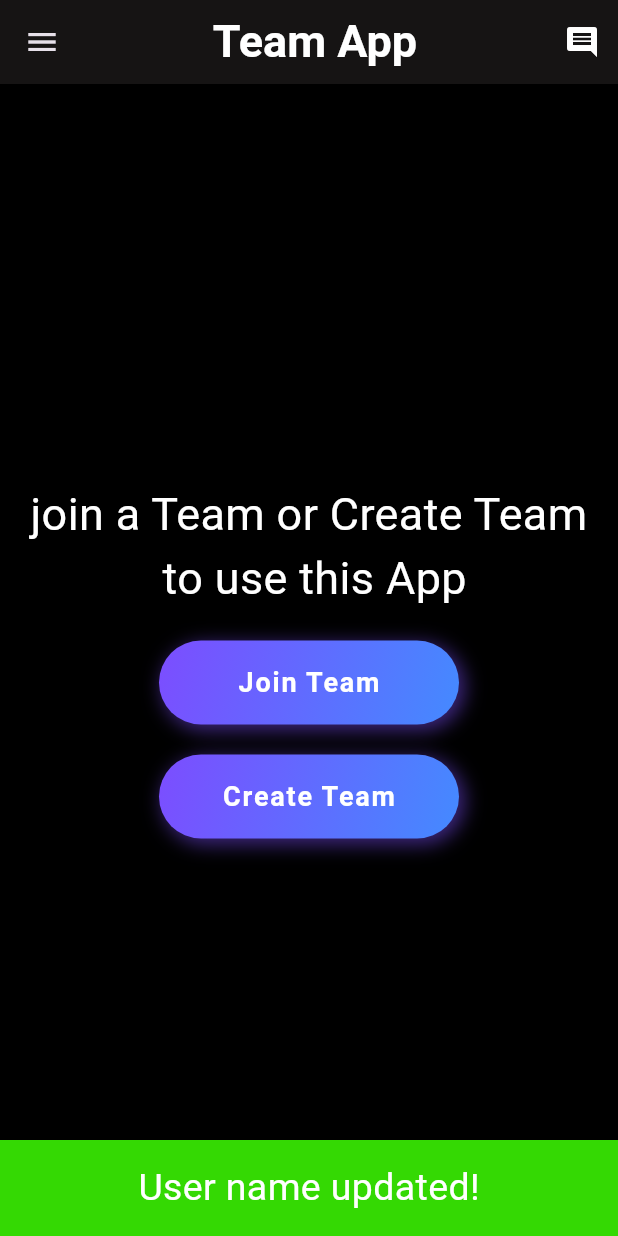
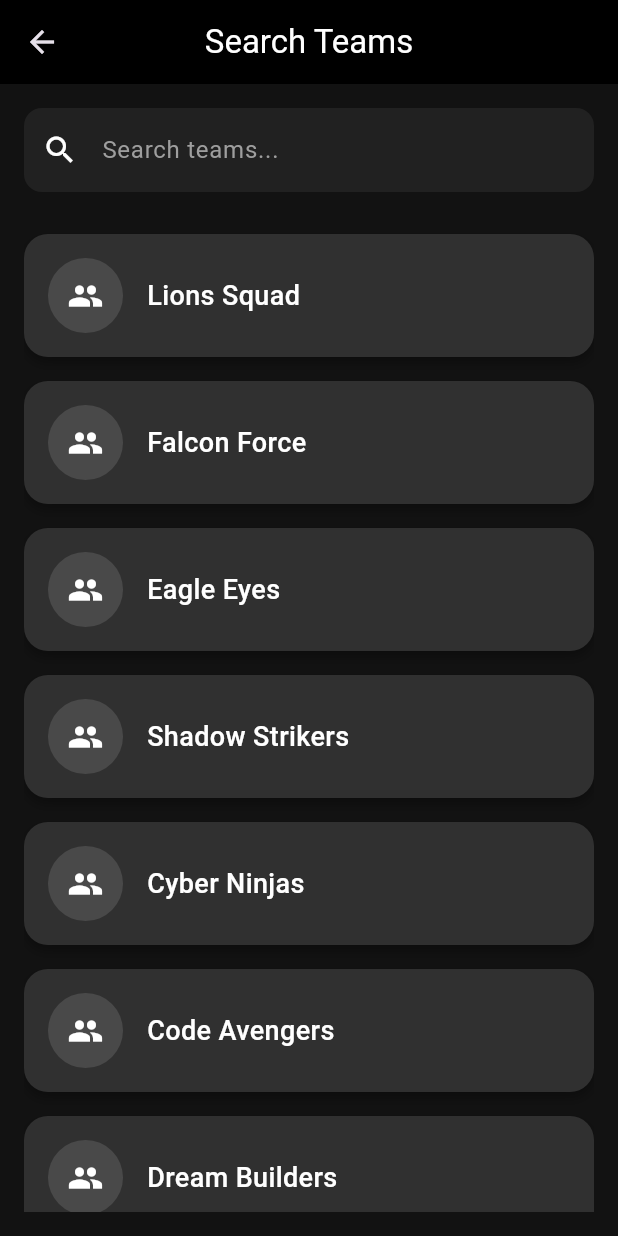
Before and after one commit to mohmeadtke/team_App, a Flutter app: the Testpage screen opened by its route, after a tap on "Join Team", on a phone screen of 412 x 824 dp. Run offline on Flutter 3.47's test engine with Material 3 defaults, Android fonts, the phone set to English and light mode, and no system bars; our stand-ins replace bloc, cloud_firestore, dartz, firebase_auth, firebase_core, firebase_storage and 6 more; accounts and stored records are empty.

Commit message:
working on serch page

```diff
--- a/lib/Features/Create Team/Domain/Entity/team_entity.dart
+++ b/lib/Features/Create Team/Domain/Entity/team_entity.dart
@@ -1,16 +1,10 @@
 import 'dart:io';
 
 class TeamEntity {
-  final String ownerid;
-  final String owner;
   final File image;
   final String teamName;
   final String passWord;
 
   TeamEntity(
-      {required this.owner,
-      required this.ownerid,
-      required this.image,
-      required this.teamName,
-      required this.passWord});
+      {required this.image, required this.teamName, required this.passWord});
 }
--- a/lib/Features/Create Team/data/DataSource/add_team_image.dart
+++ b/lib/Features/Create Team/data/DataSource/add_team_image.dart
@@ -3,10 +3,10 @@ import 'package:teamapp/Features/Create%20Team/Domain/Entity/team_entity.dart';
 
 class AddTeamImage {
   Future<String> uploadImage(TeamEntity teamentity) async {
-    final ownerid = teamentity.ownerid.toString();
+    final ownerid = teamentity.teamName.toString();
     // Reference to the storage location
     final storageRef =
-        FirebaseStorage.instance.ref().child('images/$ownerid/profile.jpg');
+        FirebaseStorage.instance.ref().child('Teamimages/$ownerid.jpg');
 
     // Upload the file
     final uploadTask = storageRef.putFile(teamentity.image);
--- a/lib/Features/Create Team/data/repoimpl/team_repo_impl.dart
+++ b/lib/Features/Create Team/data/repoimpl/team_repo_impl.dart
@@ -20,9 +20,9 @@ class TeamRepoImpl implements TeamRepo {
   Future<Either<Failure, Unit>> createTeam(TeamEntity team) async {
     if (await networkInfo.isConnected) {
       try {
-        final String imageUrle = await addTeamImage.uploadImage(team);
+        // final String imageUrle = await addTeamImage.uploadImage(team);
 
-        createTeamDataSource.createTeam(team, imageUrle);
+        createTeamDataSource.createTeam(team);
         return const Right(unit);
       } catch (e) {
         return Left(Failure.serverError(massge: e.toString()));
--- /dev/null
+++ b/lib/Features/join Team/Presentation/pages/test_page.dart
@@ -0,0 +1,126 @@
+import 'package:flutter/material.dart';
+
+class TeamSearchPage extends StatefulWidget {
+  const TeamSearchPage({super.key});
+
+  @override
+  State<TeamSearchPage> createState() => _TeamSearchPageState();
+}
+
+class _TeamSearchPageState extends State<TeamSearchPage> {
+  final TextEditingController _searchController = TextEditingController();
+  List<String> allTeams = [
+    "Lions Squad",
+    "Falcon Force",
+    "Eagle Eyes",
+    "Shadow Strikers",
+    "Cyber Ninjas",
+    "Code Avengers",
+    "Dream Builders",
+  ];
+  List<String> filteredTeams = [];
+
+  @override
+  void initState() {
+    super.initState();
+    filteredTeams = allTeams;
+  }
+
+  void _filterTeams(String query) {
+    final results = allTeams
+        .where((team) => team.toLowerCase().contains(query.toLowerCase()))
+        .toList();
+    setState(() {
+      filteredTeams = results;
+    });
+  }
+
+  @override
+  Widget build(BuildContext context) {
+    return Scaffold(
+      backgroundColor: const Color(0xFF121212),
+      appBar: AppBar(
+        backgroundColor: Colors.black,
+        title:
+            const Text('Search Teams', style: TextStyle(color: Colors.white)),
+        centerTitle: true,
+      ),
+      body: Padding(
+        padding: const EdgeInsets.all(16.0),
+        child: Column(
+          children: [
+            // 🔍 Search Bar
+            Container(
+              decoration: BoxDecoration(
+                color: Colors.grey[900],
+                borderRadius: BorderRadius.circular(12),
+              ),
+              child: TextField(
+                controller: _searchController,
+                onChanged: _filterTeams,
+                style: const TextStyle(color: Colors.white),
+                decoration: InputDecoration(
+                  hintText: 'Search teams...',
+                  hintStyle: TextStyle(color: Colors.grey[500]),
+                  prefixIcon: const Icon(Icons.search, color: Colors.white),
+                  border: InputBorder.none,
+                  contentPadding: const EdgeInsets.symmetric(vertical: 16),
+                ),
+              ),
+            ),
+            const SizedBox(height: 20),
+
+            // 📋 Team List
+            Expanded(
+              child: filteredTeams.isEmpty
+                  ? const Center(
+                      child: Text(
+                        'No teams found',
+                        style: TextStyle(color: Colors.white70),
+                      ),
+                    )
+                  : ListView.builder(
+                      itemCount: filteredTeams.length,
+                      itemBuilder: (context, index) {
+                        return Container(
+                          margin: const EdgeInsets.symmetric(vertical: 8),
+                          padding: const EdgeInsets.all(16),
+                          decoration: BoxDecoration(
+                            color: Colors.grey[850],
+                            borderRadius: BorderRadius.circular(16),
+                            boxShadow: [
+                              BoxShadow(
+                                color: Colors.black.withOpacity(0.3),
+                                blurRadius: 6,
+                                offset: const Offset(0, 4),
+                              ),
+                            ],
+                          ),
+                          child: Row(
+                            children: [
+                              const CircleAvatar(
+                                radius: 25,
+                                backgroundColor: Colors.white12,
+                                child: Icon(Icons.group, color: Colors.white),
+                              ),
+                              const SizedBox(width: 16),
+                              Text(
+                                filteredTeams[index],
+                                style: const TextStyle(
+                                  color: Colors.white,
+                                  fontSize: 18,
+                                  fontWeight: FontWeight.w500,
+                                ),
+                              ),
+                            ],
+                          ),
+                        );
+                      },
+                    ),
+            ),
+          ],
+        ),
+      ),
+    );
+  }
+}
--- a/lib/Features/profile/Data/DataSourse/update_profile_data.dart
+++ b/lib/Features/profile/Data/DataSourse/update_profile_data.dart
@@ -18,7 +18,7 @@ class UpdateProfileData {
 
     //update image
     if (updateData.cheek == "image") {
-      //upload data to stoge
+      //upload image to stoge
       Reference ref =
           FirebaseStorage.instance.ref().child("profile image/$docId.jpg");
       UploadTask uploadTask = ref.putFile(updateData.image);
--- a/lib/Features/profile/Presentation/pages/profile_page.dart
+++ b/lib/Features/profile/Presentation/pages/profile_page.dart
@@ -19,6 +19,7 @@ class ProfilePage extends StatefulWidget {
   State<ProfilePage> createState() => _ProfilePageState();
 }
 
+//todo distrpude some widget2
 class _ProfilePageState extends State<ProfilePage> {
   bool see = false;
   final ImagePicker _picker = ImagePicker();
--- a/lib/main.dart
+++ b/lib/main.dart
@@ -1,6 +1,8 @@
 import 'package:firebase_core/firebase_core.dart';
 import 'package:flutter/material.dart';
 import 'package:flutter_bloc/flutter_bloc.dart';
+import 'package:teamapp/Features/Create%20Team/Presentation/pages/create_team_page.dart';
+import 'package:teamapp/Features/Create%20Team/Presentation/state_mangment/bloc/create_team_bloc.dart';
 import 'package:teamapp/Features/auth/Presentation/pages/log_in_page.dart';
 import 'package:teamapp/Features/auth/Presentation/pages/verifie_page.dart';
 import 'package:teamapp/Features/main/main_page.dart';
@@ -49,6 +51,10 @@ class MyApp extends StatelessWidget {
         '/testPage': (context) => BlocProvider(
               create: (context) => di.sl<ProfileBloc>(),
               child: const Testpage(),
+            ),
+        '/createTeamPage': (context) => BlocProvider(
+              create: (context) => di.sl<CreateTeamBloc>(),
+              child: CreateTeamPage(),
             )
       },
     );
--- a/lib/testpage.dart
+++ b/lib/testpage.dart
@@ -1,7 +1,6 @@
 import 'package:flutter/material.dart';
-import 'package:flutter_bloc/flutter_bloc.dart';
-import 'package:teamapp/Features/main/widget/custom_button.dart';
-import 'package:teamapp/Features/profile/Presentation/state_mangmeant/bloc/profile_bloc.dart';
+import 'package:teamapp/Features/join%20Team/Presentation/pages/test_page.dart';
+import 'package:teamapp/core/widget/custom_button.dart';
 import 'package:teamapp/core/widget/app_bar_widget.dart';
 
 import 'core/widget/side_bar_widget.dart';
@@ -33,16 +32,8 @@ class Testpage extends StatelessWidget {
           CustomButton(
             text: 'Join Team',
             onTap: () {
-              ScaffoldMessenger.of(context).showSnackBar(
-                const SnackBar(
-                  content: Center(
-                      child: Text(
-                    'User name updated!',
-                    style: TextStyle(color: Colors.white, fontSize: 25),
-                  )),
-                  backgroundColor: Color.fromARGB(221, 60, 250, 3),
-                ),
-              );
+              Navigator.push(context,
+                  MaterialPageRoute(builder: (_) => const TeamSearchPage()));
             },
           ),
           const SizedBox(
@@ -50,7 +41,9 @@ class Testpage extends StatelessWidget {
           ),
           CustomButton(
             text: 'Create Team',
-            onTap: () {},
+            onTap: () {
+              Navigator.pushNamed(context, '/createTeamPage');
+            },
           ),
           const Spacer()
         ],
```
Also changed, not shown: lib/Features/Create Team/Presentation/pages/create_team_page.dart (added, +194 -0 lines), lib/Features/Create Team/Presentation/testpageforcreatTeam.dart (+112 -112 lines), lib/Features/Create Team/data/DataSource/create_team_data_source.dart (+23 -6 lines), lib/Features/profile/Presentation/pages/change_user_name_page.dart (+5 -4 lines), lib/core/widget/custom_button.dart (renamed from lib/Features/main/widget/custom_button.dart).
